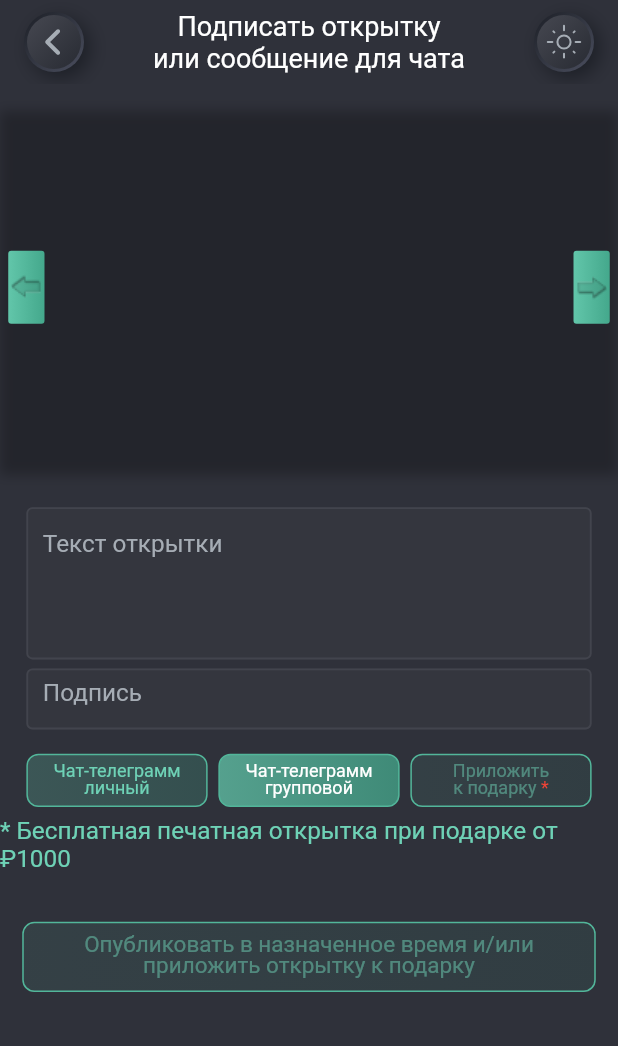
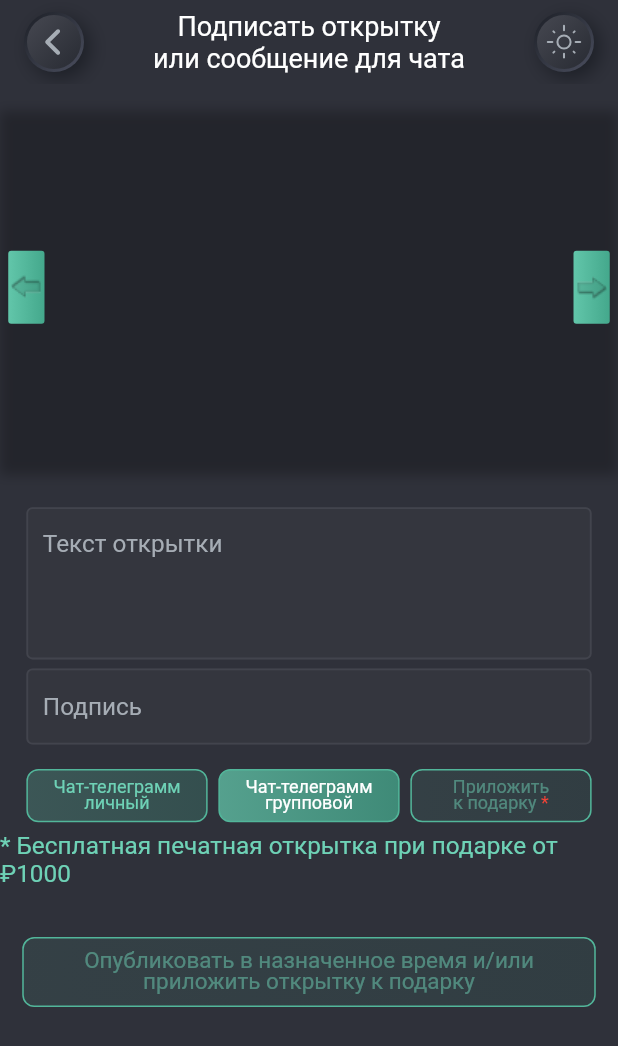
Before and after one commit to RomanSurjan/mvp_taplan, a Flutter app: the Screen213 widget shown alone on an empty page, opened directly with empty values, on a phone screen of 412 x 824 dp. Shown: the top 1046 px of the screen. Run offline on Flutter 3.47's test engine with Material 2 defaults, Android fonts, the phone set to English and light mode, and no system bars; our stand-ins replace dio, flutter_bloc, flutter_inset_box_shadow, flutter_svg, shared_preferences; accounts and stored records are empty; network calls fail; statements that could not run were skipped; project files that could hold a hidden picture were left out.

Commit message:
Last patch

```diff
--- a/lib/blocs/journal_bloc/journal_bloc.dart
+++ b/lib/blocs/journal_bloc/journal_bloc.dart
@@ -6,15 +6,19 @@ import 'package:mvp_taplan/models/models.dart';
 
 class JournalBloc extends Bloc<JournalEvent, JournalState> {
   JournalBloc()
-      : super(JournalState(
-          contentList: [],
-        )) {
+      : super(
+          JournalState(
+            contentList: [],
+            videosList: [],
+          ),
+        ) {
     on<GetJournalContentEvent>(_onGetJournalContent);
   }
 
   _onGetJournalContent(GetJournalContentEvent event, Emitter<JournalState> emitter) async {
     try {
       List<MvpContentModel> contentList = [];
+      List<int> videos = [];
 
       final response = await Dio().post(
         'https://qviz.fun/api/v1/content/',
@@ -23,14 +27,18 @@ class JournalBloc extends Bloc<JournalEvent, JournalState> {
         },
       );
 
-
       for (int i = 6; i < response.data.length; i++) {
         contentList.add(
           MvpContentModel(
             label: response.data[i]['paragraph'],
             page: response.data[i]['page'],
+            videos: response.data[i]['video'],
           ),
         );
+      }
+
+      for (int i = 0; i < contentList.length; i++) {
+        videos.addAll(contentList[i].videos.cast());
       }
 
       emitter(
--- a/lib/blocs/journal_bloc/journal_state.dart
+++ b/lib/blocs/journal_bloc/journal_state.dart
@@ -2,14 +2,20 @@ import 'package:mvp_taplan/models/models.dart';
 
 class JournalState {
   final List<MvpContentModel> contentList;
+  final List<int> videosList;
 
-  JournalState({required this.contentList});
+  JournalState({
+    required this.contentList,
+    required this.videosList,
+  });
 
   JournalState copyWith({
     List<MvpContentModel>? contentList,
+    List<int>? videosList,
   }) {
     return JournalState(
       contentList: contentList ?? this.contentList,
+      videosList: videosList ?? this.videosList,
     );
   }
 }
--- a/lib/features/screen_213/screen_213.dart
+++ b/lib/features/screen_213/screen_213.dart
@@ -173,10 +173,10 @@ class _Screen213State extends State<Screen213> {
                         ),
                       ),
                       CustomTextField(
-                        height: getHeight(context, 40),
+                        height: getHeight(context, 50),
                         width: getWidth(context, 343),
                         hintText: 'Подпись',
-                        maxLines: 1,
+                        textAlignVertical: TextAlignVertical.center,
                       ),
                       Padding(
                         padding: EdgeInsets.only(
--- a/lib/journal/features/screen_38/screen_38.dart
+++ b/lib/journal/features/screen_38/screen_38.dart
@@ -9,7 +9,7 @@ import 'package:mvp_taplan/models/models.dart';
 import 'package:mvp_taplan/theme/text_styles.dart';
 
 class Screen38 extends StatefulWidget {
-  const Screen38({Key? key}) : super(key: key);
+  const Screen38({super.key});
 
   @override
   State<Screen38> createState() => _Screen38State();
@@ -27,7 +27,8 @@ class _Screen38State extends State<Screen38> {
   Widget build(BuildContext context) {
     return MvpScaffoldModel(
       appBarLabel: 'Содержание номера',
-      child: BlocBuilder<JournalBloc, JournalState>(builder: (context, state) {
+      child: BlocBuilder<JournalBloc, JournalState>(
+        builder: (context, state) {
           return Stack(
             children: [
               Padding(
@@ -66,7 +67,8 @@ class _Screen38State extends State<Screen38> {
               ),
             ],
           );
-      }),
+        },
+      ),
     );
   }
 }
@@ -89,7 +91,9 @@ class ContentBox extends StatelessWidget {
         child: DecoratedBox(
             decoration: BoxDecoration(
               borderRadius: BorderRadius.circular(3),
-              color: context.watch<ThemeBloc>().state.isDark? const Color.fromRGBO(58, 60, 69, 1): Colors.white,
+              color: context.watch<ThemeBloc>().state.isDark
+                  ? const Color.fromRGBO(58, 60, 69, 1)
+                  : Colors.white,
             ),
             child: Row(
               mainAxisAlignment: MainAxisAlignment.center,
@@ -111,7 +115,7 @@ class ContentBox extends StatelessWidget {
                 Text(
                   label,
                   style: TextLocalStyles.roboto400.copyWith(
-                    color: context.watch<ThemeBloc>().state.isDark? Colors.white:Colors.black,
+                    color: context.watch<ThemeBloc>().state.isDark ? Colors.white : Colors.black,
                     fontSize: getHeight(context, 18),
                     height: 21.09 / 18,
                   ),
--- a/lib/models/content_model.dart
+++ b/lib/models/content_model.dart
@@ -3,9 +3,11 @@ part of 'models.dart';
 class MvpContentModel {
   final String label;
   final int page;
+  final List videos;
 
   MvpContentModel({
     required this.label,
     required this.page,
+    required this.videos,
   });
 }
--- a/lib/models/custom_text_field.dart
+++ b/lib/models/custom_text_field.dart
@@ -7,6 +7,7 @@ class CustomTextField extends StatelessWidget {
   final String? hintText;
   final TextEditingController? controller;
   final Function(String?)? onChanged;
+  final TextAlignVertical? textAlignVertical;
 
   const CustomTextField({
     super.key,
@@ -16,6 +17,7 @@ class CustomTextField extends StatelessWidget {
     this.hintText,
     this.controller,
     this.onChanged,
+    this.textAlignVertical,
   });
 
   @override
@@ -39,7 +41,7 @@ class CustomTextField extends StatelessWidget {
         ),
         cursorColor: const Color.fromRGBO(166, 173, 181, 1),
         maxLines: null,
-        textAlignVertical: TextAlignVertical.top,
+        textAlignVertical: textAlignVertical ?? TextAlignVertical.top,
         decoration: InputDecoration(
           border: outlinedBorder.copyWith(borderRadius: BorderRadius.circular(4)),
           focusedBorder: outlinedBorder.copyWith(borderRadius: BorderRadius.circular(4)),
@@ -50,7 +52,9 @@ class CustomTextField extends StatelessWidget {
             fontSize: getHeight(context, 16),
           ),
           contentPadding: EdgeInsets.symmetric(
-              horizontal: getWidth(context, 10), vertical: getHeight(context, 15)),
+            horizontal: getWidth(context, 10),
+            vertical: getHeight(context, 15),
+          ),
           filled: true,
           fillColor: context.read<ThemeBloc>().state.dockColor,
         ),
```
Lines whose indentation alone changed are shown as unchanged.
